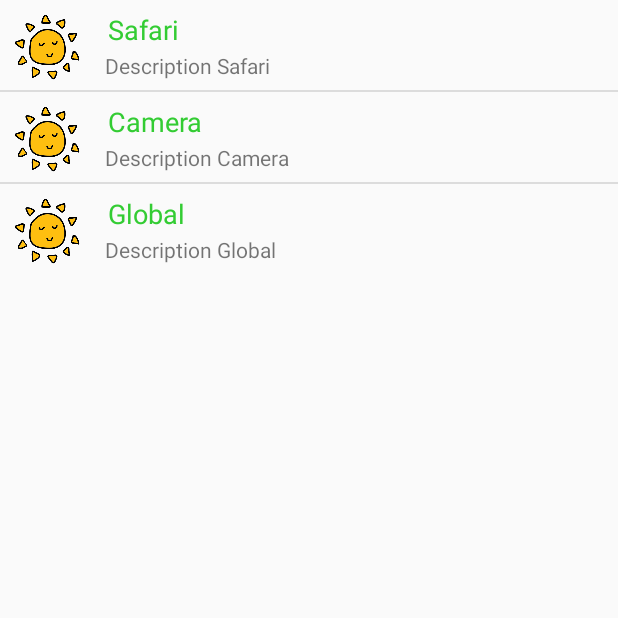
After one commit to svetlinyotov/nasa-space-apps, an Android app: the StepsListActivity screen opened directly, with no data from a screen before it, on a phone screen of 412 x 824 dp, the top half of it. The commit adds this screen. Run offline under Robolectric (Android 15) with nearby library versions, the phone set to English and light mode, and no system bars.

Commit message:
Adding step list.

```diff
--- a/app/src/main/AndroidManifest.xml
+++ b/app/src/main/AndroidManifest.xml
@@ -20,7 +20,9 @@
         </activity>
         <activity android:name=".DisasterInfoActivity" />
 
-        <service android:name="com.snsdevelop.nasa.disaster.Services.DisasterCheckerService" />
+        <service android:name=".Services.DisasterCheckerService" />
+
+        <activity android:name=".StepsListActivity"></activity>
     </application>
 
 </manifest>
--- /dev/null
+++ b/app/src/main/java/com/snsdevelop/nasa/disaster/Adapters/StepsListAdapter.java
@@ -0,0 +1,41 @@
+package com.snsdevelop.nasa.disaster.Adapters;
+
+import android.app.Activity;
+import android.view.LayoutInflater;
+import android.view.View;
+import android.view.ViewGroup;
+import android.widget.ArrayAdapter;
+import android.widget.ImageView;
+import android.widget.TextView;
+
+import com.snsdevelop.nasa.disaster.R;
+
+public class StepsListAdapter extends ArrayAdapter<String> {
+
+    private final Activity context;
+    private final String[] itemname;
+    private final Integer[] imgid;
+
+    public StepsListAdapter(Activity context, String[] itemname, Integer[] imgid) {
+        super(context, R.layout.activity_steps_list, itemname);
+        // TODO Auto-generated constructor stub
+
+        this.context=context;
+        this.itemname=itemname;
+        this.imgid=imgid;
+    }
+
+    public View getView(int position, View view, ViewGroup parent) {
+        LayoutInflater inflater=context.getLayoutInflater();
+        View rowView=inflater.inflate(R.layout.steps_list, null,true);
+
+        TextView txtTitle = (TextView) rowView.findViewById(R.id.item);
+        ImageView imageView = (ImageView) rowView.findViewById(R.id.icon);
+        TextView extratxt = (TextView) rowView.findViewById(R.id.textView1);
+
+        txtTitle.setText(itemname[position]);
+        imageView.setImageResource(imgid[position]);
+        extratxt.setText("Description "+itemname[position]);
+        return rowView;
+    }
+}
--- a/app/src/main/java/com/snsdevelop/nasa/disaster/MainActivity.java
+++ b/app/src/main/java/com/snsdevelop/nasa/disaster/MainActivity.java
@@ -17,7 +17,7 @@
 
         ImageView imageSun = findViewById(R.id.imageViewMainActivitySun);
 
-        imageSun.setOnClickListener((view) -> startActivity(new Intent(this, DisasterInfoActivity.class)));
+        imageSun.setOnClickListener((view) -> startActivity(new Intent(this, StepsListActivity.class)));
 
         startService(new Intent(this, DisasterCheckerService.class));
     }
--- /dev/null
+++ b/app/src/main/java/com/snsdevelop/nasa/disaster/StepsListActivity.java
@@ -0,0 +1,49 @@
+package com.snsdevelop.nasa.disaster;
+
+import android.app.Activity;
+import android.os.Bundle;
+import android.view.View;
+import android.widget.AdapterView;
+import android.widget.AdapterView.OnItemClickListener;
+import android.widget.ListView;
+import android.widget.Toast;
+
+import com.snsdevelop.nasa.disaster.Adapters.StepsListAdapter;
+
+
+public class StepsListActivity extends Activity{
+
+    ListView list;
+    String[] itemname ={
+            "Safari",
+            "Camera",
+            "Global"
+    };
+
+    Integer[] imgid={
+            R.drawable.ic_icons8_sun,
+            R.drawable.ic_icons8_sun,
+            R.drawable.ic_icons8_sun
+    };
+    @Override
+    protected void onCreate(Bundle savedInstanceState) {
+        super.onCreate(savedInstanceState);
+        setContentView(R.layout.activity_steps_list);
+
+        StepsListAdapter adapter = new StepsListAdapter(this, itemname, imgid);
+        list=(ListView)findViewById(R.id.list);
+        list.setAdapter(adapter);
+
+        list.setOnItemClickListener(new OnItemClickListener() {
+
+            @Override
+            public void onItemClick(AdapterView<?> parent, View view,
+                                    int position, long id) {
+                // TODO Auto-generated method stub
+                String Slecteditem= itemname[+position];
+                Toast.makeText(getApplicationContext(), Slecteditem, Toast.LENGTH_SHORT).show();
+
+            }
+        });
+    }
+}
--- /dev/null
+++ b/app/src/main/res/layout/activity_steps_list.xml
@@ -0,0 +1,25 @@
+<?xml version="1.0" encoding="utf-8"?>
+<android.support.constraint.ConstraintLayout xmlns:android="http://schemas.android.com/apk/res/android"
+    xmlns:app="http://schemas.android.com/apk/res-auto"
+    xmlns:tools="http://schemas.android.com/tools"
+    android:layout_width="match_parent"
+    android:layout_height="match_parent"
+    tools:context=".StepsListActivity">
+
+    <RelativeLayout xmlns:android="http://schemas.android.com/apk/res/android"
+        xmlns:tools="http://schemas.android.com/tools"
+        android:layout_width="match_parent"
+        android:layout_height="match_parent"
+        tools:context="{relativePackage}.${activityClass}" >
+
+        <ListView
+            android:id="@+id/list"
+            android:layout_width="match_parent"
+            android:layout_height="wrap_content"
+            android:layout_alignParentLeft="true"
+            android:layout_alignParentTop="true" >
+        </ListView>
+
+    </RelativeLayout>
+
+</android.support.constraint.ConstraintLayout>
--- /dev/null
+++ b/app/src/main/res/layout/steps_list.xml
@@ -0,0 +1,35 @@
+<?xml version="1.0" encoding="utf-8"?>
+
+<LinearLayout xmlns:android="http://schemas.android.com/apk/res/android"
+    android:layout_width="match_parent"
+    android:layout_height="match_parent"
+    android:orientation="horizontal" >
+
+    <ImageView
+        android:id="@+id/icon"
+        android:layout_width="60dp"
+        android:layout_height="60dp"
+        android:padding="5dp" />
+
+    <LinearLayout android:layout_width="wrap_content"
+        android:layout_height="wrap_content"
+        android:orientation="vertical">
+
+        <TextView
+            android:id="@+id/item"
+            android:layout_width="wrap_content"
+            android:layout_height="wrap_content"
+            android:text="Medium Text"
+            android:textAppearance="?android:attr/textAppearanceMedium"
+            android:layout_marginLeft="10dp"
+            android:layout_marginTop="5dp"
+            android:padding="2dp"
+            android:textColor="#33CC33" />
+        <TextView
+            android:id="@+id/textView1"
+            android:layout_width="wrap_content"
+            android:layout_height="wrap_content"
+            android:text="TextView"
+            android:layout_marginLeft="10dp"/>
+    </LinearLayout>
+</LinearLayout>
```
